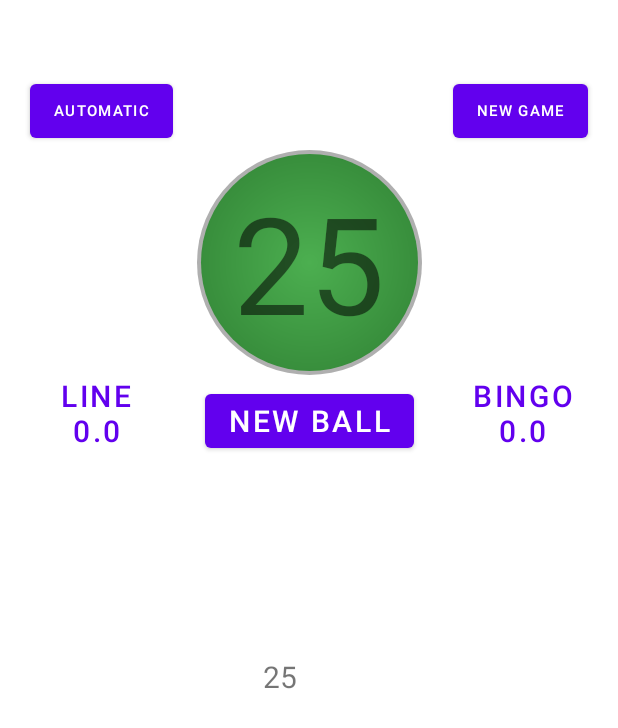
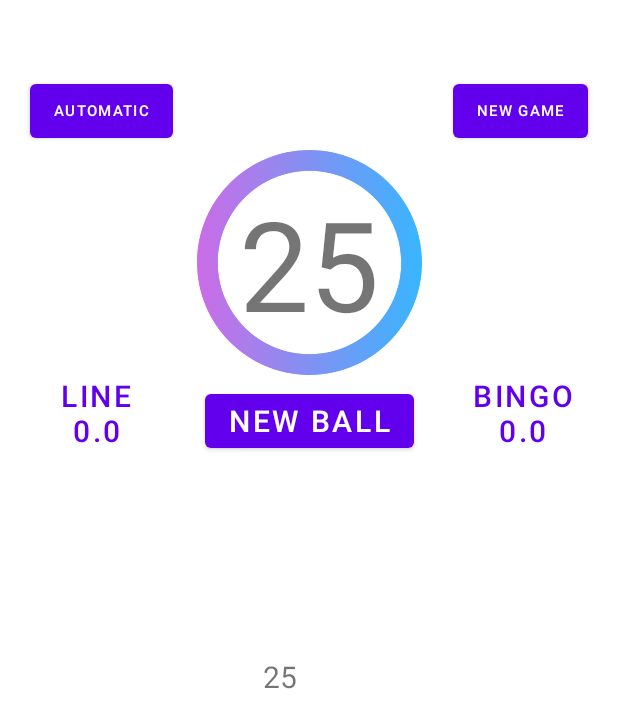
Before and after one commit to vicentlozano/androiBingo, an Android app built with Jetpack Compose: the Bombo screen opened directly, with no data from a screen before it, after a tap on "NEW BALL", on a phone screen of 412 x 824 dp. Shown: the top 728 px of the screen. Run offline under Robolectric (Android 15) with nearby library versions, the phone set to English and light mode, and no system bars; our stand-ins replace AdMob; 4 statements that could not run were skipped.

Commit message:
cambiado imagen bola saliente

```diff
--- a/app/src/main/java/vilo/dev/Bombo.kt
+++ b/app/src/main/java/vilo/dev/Bombo.kt
@@ -233,7 +233,7 @@
                 if(medidasPantalla>3){
                     width = resources.getDimensionPixelSize(R.dimen.dim_bola_grande)
                     height = resources.getDimensionPixelSize(R.dimen.dim_bola_grande)
-                    numeroSalida.textSize = 140f
+                    numeroSalida.textSize = 120f
                 }
             }
 
--- a/app/src/main/res/layout/bombo.xml
+++ b/app/src/main/res/layout/bombo.xml
@@ -21,14 +21,14 @@
         android:gravity="center"
         android:text="2"
         android:alpha="1"
-        android:textSize="90sp"
+        android:textSize="83sp"
         android:visibility="invisible"
         app:layout_constraintTop_toTopOf="parent"
         android:layout_marginTop="50dp"
         android:layout_marginBottom="50dp"
         app:layout_constraintStart_toStartOf="parent"
         app:layout_constraintEnd_toEndOf="parent"
-        android:background="@drawable/bingo_ball" />
+        android:background="@drawable/fonfo_bola" />
     <com.google.android.material.button.MaterialButton
         android:layout_width="wrap_content"
         android:layout_height="wrap_content"
--- a/app/src/main/res/layout/configuration_dialog.xml
+++ b/app/src/main/res/layout/configuration_dialog.xml
@@ -26,6 +26,7 @@
         android:layout_height="wrap_content"
         android:orientation="vertical"
         app:layout_constraintGuide_percent="0.65" />
+
 
 
 
```
Also changed, not shown: app/src/main/res/drawable/fondo_numero.png (added), app/src/main/res/drawable/fonfo_bola.png (added).
